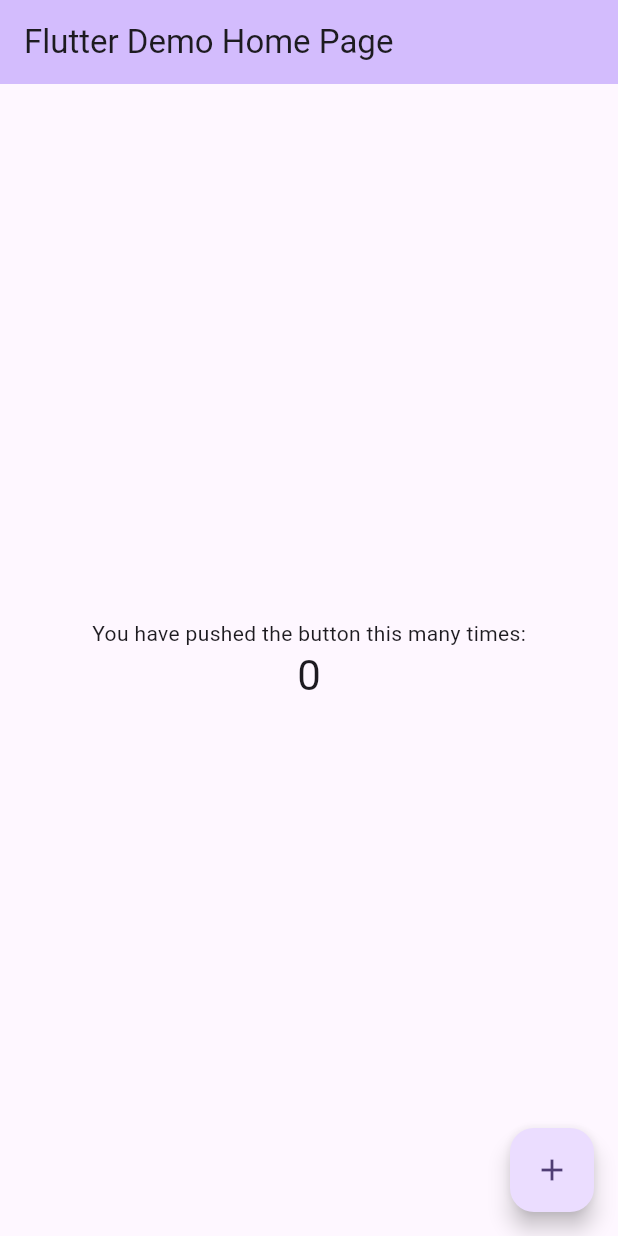
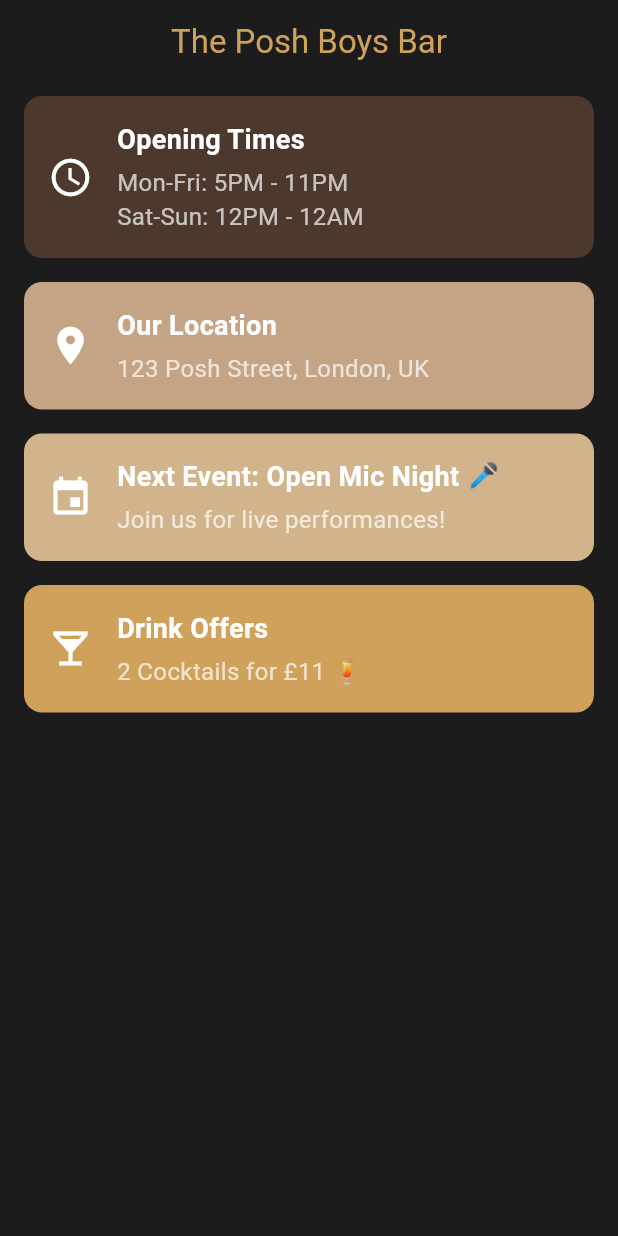
Before and after one commit to baldisbadder/posh_boys_v3, a Flutter app: the screen it shows after launch, on a phone screen of 412 x 824 dp. Run offline on Flutter 3.47's test engine with Material 3 defaults, Android fonts, the phone set to English and light mode, and no system bars.

Commit message:
V1 straight from Auntie

```diff
--- a/lib/main.dart
+++ b/lib/main.dart
@@ -1,4 +1,5 @@
 import 'package:flutter/material.dart';
+import 'screens/home_screen.dart';
 
 void main() {
   runApp(const MyApp());
@@ -7,119 +8,12 @@
 class MyApp extends StatelessWidget {
   const MyApp({super.key});
 
-  // This widget is the root of your application.
   @override
   Widget build(BuildContext context) {
     return MaterialApp(
-      title: 'Flutter Demo',
-      theme: ThemeData(
-        // This is the theme of your application.
-        //
-        // TRY THIS: Try running your application with "flutter run". You'll see
-        // the application has a purple toolbar. Then, without quitting the app,
-        // try changing the seedColor in the colorScheme below to Colors.green
-        // and then invoke "hot reload" (save your changes or press the "hot
-        // reload" button in a Flutter-supported IDE, or press "r" if you used
-        // the command line to start the app).
-        //
-        // Notice that the counter didn't reset back to zero; the application
-        // state is not lost during the reload. To reset the state, use hot
-        // restart instead.
-        //
-        // This works for code too, not just values: Most code changes can be
-        // tested with just a hot reload.
-        colorScheme: ColorScheme.fromSeed(seedColor: Colors.deepPurple),
-        useMaterial3: true,
-      ),
-      home: const MyHomePage(title: 'Flutter Demo Home Page'),
+      debugShowCheckedModeBanner: false,
+      theme: ThemeData(scaffoldBackgroundColor: Color(0xFF1C1C1C)),
+      home: const HomeScreen(),
     );
   }
 }
-
-class MyHomePage extends StatefulWidget {
-  const MyHomePage({super.key, required this.title});
-
-  // This widget is the home page of your application. It is stateful, meaning
-  // that it has a State object (defined below) that contains fields that affect
-  // how it looks.
-
-  // This class is the configuration for the state. It holds the values (in this
-  // case the title) provided by the parent (in this case the App widget) and
-  // used by the build method of the State. Fields in a Widget subclass are
-  // always marked "final".
-
-  final String title;
-
-  @override
-  State<MyHomePage> createState() => _MyHomePageState();
-}
-
-class _MyHomePageState extends State<MyHomePage> {
-  int _counter = 0;
-
-  void _incrementCounter() {
-    setState(() {
-      // This call to setState tells the Flutter framework that something has
-      // changed in this State, which causes it to rerun the build method below
-      // so that the display can reflect the updated values. If we changed
-      // _counter without calling setState(), then the build method would not be
-      // called again, and so nothing would appear to happen.
-      _counter++;
-    });
-  }
-
-  @override
-  Widget build(BuildContext context) {
-    // This method is rerun every time setState is called, for instance as done
-    // by the _incrementCounter method above.
-    //
-    // The Flutter framework has been optimized to make rerunning build methods
-    // fast, so that you can just rebuild anything that needs updating rather
-    // than having to individually change instances of widgets.
-    return Scaffold(
-      appBar: AppBar(
-        // TRY THIS: Try changing the color here to a specific color (to
-        // Colors.amber, perhaps?) and trigger a hot reload to see the AppBar
-        // change color while the other colors stay the same.
-        backgroundColor: Theme.of(context).colorScheme.inversePrimary,
-        // Here we take the value from the MyHomePage object that was created by
-        // the App.build method, and use it to set our appbar title.
-        title: Text(widget.title),
-      ),
-      body: Center(
-        // Center is a layout widget. It takes a single child and positions it
-        // in the middle of the parent.
-        child: Column(
-          // Column is also a layout widget. It takes a list of children and
-          // arranges them vertically. By default, it sizes itself to fit its
-          // children horizontally, and tries to be as tall as its parent.
-          //
-          // Column has various properties to control how it sizes itself and
-          // how it positions its children. Here we use mainAxisAlignment to
-          // center the children vertically; the main axis here is the vertical
-          // axis because Columns are vertical (the cross axis would be
-          // horizontal).
-          //
-          // TRY THIS: Invoke "debug painting" (choose the "Toggle Debug Paint"
-          // action in the IDE, or press "p" in the console), to see the
-          // wireframe for each widget.
-          mainAxisAlignment: MainAxisAlignment.center,
-          children: <Widget>[
-            const Text(
-              'You have pushed the button this many times:',
-            ),
-            Text(
-              '$_counter',
-              style: Theme.of(context).textTheme.headlineMedium,
-            ),
-          ],
-        ),
-      ),
-      floatingActionButton: FloatingActionButton(
-        onPressed: _incrementCounter,
-        tooltip: 'Increment',
-        child: const Icon(Icons.add),
-      ), // This trailing comma makes auto-formatting nicer for build methods.
-    );
-  }
-}
--- /dev/null
+++ b/lib/screens/drinks_screen.dart
@@ -0,0 +1,14 @@
+import 'package:flutter/material.dart';
+import '../theme/app_colors.dart';
+
+class DrinksScreen extends StatelessWidget {
+  const DrinksScreen({super.key});
+
+  @override
+  Widget build(BuildContext context) {
+    return Scaffold(
+      appBar: AppBar(title: const Text("Drinks & Offers"), backgroundColor: AppColors.deepBlack),
+      body: const Center(child: Text("Drinks menu coming soon...", style: TextStyle(fontSize: 18, color: Colors.white))),
+    );
+  }
+}
--- /dev/null
+++ b/lib/screens/events_screen.dart
@@ -0,0 +1,14 @@
+import 'package:flutter/material.dart';
+import '../theme/app_colors.dart';
+
+class EventsScreen extends StatelessWidget {
+  const EventsScreen({super.key});
+
+  @override
+  Widget build(BuildContext context) {
+    return Scaffold(
+      appBar: AppBar(title: const Text("Upcoming Events"), backgroundColor: AppColors.deepBlack),
+      body: const Center(child: Text("List of all events coming soon...", style: TextStyle(fontSize: 18, color: Colors.white))),
+    );
+  }
+}
--- /dev/null
+++ b/lib/screens/home_screen.dart
@@ -0,0 +1,59 @@
+import 'package:flutter/material.dart';
+import '../theme/app_colors.dart';
+import '../widgets/section_card.dart';
+import '../widgets/clickable_card.dart';
+import 'events_screen.dart';
+import 'drinks_screen.dart';
+
+class HomeScreen extends StatelessWidget {
+  const HomeScreen({super.key});
+
+  @override
+  Widget build(BuildContext context) {
+    return Scaffold(
+      appBar: AppBar(
+        title: const Text('The Posh Boys Bar', style: TextStyle(color: AppColors.goldAccent)),
+        backgroundColor: AppColors.deepBlack,
+        elevation: 0,
+        centerTitle: true,
+      ),
+      body: SingleChildScrollView(
+        child: Column(
+          crossAxisAlignment: CrossAxisAlignment.stretch,
+          children: [
+            SectionCard(
+              title: "Opening Times",
+              content: "Mon-Fri: 5PM - 11PM\nSat-Sun: 12PM - 12AM",
+              icon: Icons.access_time,
+              color: AppColors.espressoBrown,
+            ),
+            SectionCard(
+              title: "Our Location",
+              content: "123 Posh Street, London, UK",
+              icon: Icons.location_on,
+              color: AppColors.classicBeige,
+            ),
+            ClickableCard(
+              title: "Next Event: Open Mic Night 🎤",
+              content: "Join us for live performances!",
+              icon: Icons.event,
+              color: AppColors.warmAmber,
+              onTap: () {
+                Navigator.push(context, MaterialPageRoute(builder: (context) => const EventsScreen()));
+              },
+            ),
+            ClickableCard(
+              title: "Drink Offers",
+              content: "2 Cocktails for £11 🍹",
+              icon: Icons.local_bar,
+              color: AppColors.goldAccent,
+              onTap: () {
+                Navigator.push(context, MaterialPageRoute(builder: (context) => const DrinksScreen()));
+              },
+            ),
+          ],
+        ),
+      ),
+    );
+  }
+}
--- /dev/null
+++ b/lib/theme/app_colors.dart
@@ -0,0 +1,11 @@
+import 'package:flutter/material.dart';
+
+class AppColors {
+  static const Color deepBlack = Color(0xFF1C1C1C);
+  static const Color espressoBrown = Color(0xFF4D382D);
+  static const Color classicBeige = Color(0xFFC4A484);
+  static const Color goldAccent = Color(0xFFCFA15B);
+  static const Color warmAmber = Color(0xFFD2B48C);
+  static const Color charcoalGrey = Color(0xFF333333);
+  static const Color softCream = Color(0xFFF5E1C8);
+}
--- /dev/null
+++ b/lib/theme/app_text_styles.dart
@@ -0,0 +1,21 @@
+import 'package:flutter/material.dart';
+import 'app_colors.dart';
+
+class AppTextStyles {
+  static const TextStyle heading = TextStyle(
+    fontSize: 22,
+    fontWeight: FontWeight.bold,
+    color: AppColors.goldAccent,
+  );
+
+  static const TextStyle subheading = TextStyle(
+    fontSize: 18,
+    fontWeight: FontWeight.bold,
+    color: Colors.white,
+  );
+
+  static const TextStyle bodyText = TextStyle(
+    fontSize: 16,
+    color: Colors.white70,
+  );
+}
--- /dev/null
+++ b/lib/widgets/clickable_card.dart
@@ -0,0 +1,32 @@
+import 'package:flutter/material.dart';
+import 'section_card.dart';
+
+class ClickableCard extends StatelessWidget {
+  final String title;
+  final String content;
+  final IconData icon;
+  final Color color;
+  final VoidCallback onTap;
+
+  const ClickableCard({
+    super.key,
+    required this.title,
+    required this.content,
+    required this.icon,
+    required this.color,
+    required this.onTap,
+  });
+
+  @override
+  Widget build(BuildContext context) {
+    return GestureDetector(
+      onTap: onTap,
+      child: SectionCard(
+        title: title,
+        content: content,
+        icon: icon,
+        color: color,
+      ),
+    );
+  }
+}
--- /dev/null
+++ b/lib/widgets/section_card.dart
@@ -0,0 +1,45 @@
+import 'package:flutter/material.dart';
+import '../theme/app_text_styles.dart';
+
+class SectionCard extends StatelessWidget {
+  final String title;
+  final String content;
+  final IconData icon;
+  final Color color;
+
+  const SectionCard({
+    super.key,
+    required this.title,
+    required this.content,
+    required this.icon,
+    required this.color,
+  });
+
+  @override
+  Widget build(BuildContext context) {
+    return Container(
+      padding: const EdgeInsets.all(16),
+      margin: const EdgeInsets.symmetric(vertical: 8, horizontal: 16),
+      decoration: BoxDecoration(
+        color: color,
+        borderRadius: BorderRadius.circular(12),
+      ),
+      child: Row(
+        children: [
+          Icon(icon, color: Colors.white, size: 30),
+          const SizedBox(width: 16),
+          Expanded(
+            child: Column(
+              crossAxisAlignment: CrossAxisAlignment.start,
+              children: [
+                Text(title, style: AppTextStyles.subheading),
+                const SizedBox(height: 4),
+                Text(content, style: AppTextStyles.bodyText),
+              ],
+            ),
+          ),
+        ],
+      ),
+    );
+  }
+}
```
